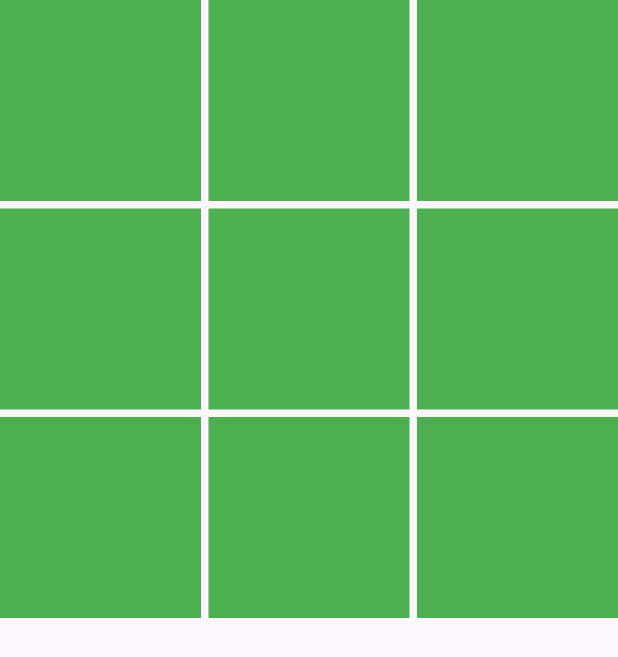
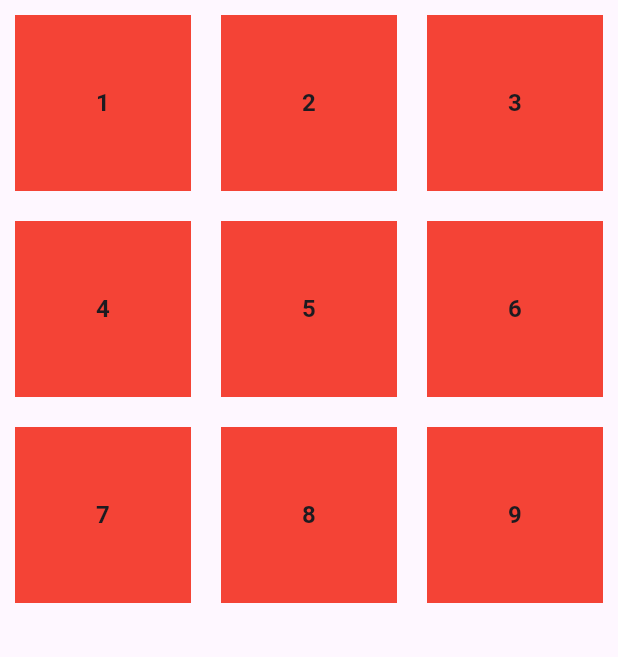
Before and after one commit to jahid-git/LearnFlutter, a Flutter app: the screen it shows after launch, on a phone screen of 412 x 824 dp. Shown: the top 657 px of the screen. Run offline on Flutter 3.47's test engine with Material 3 defaults, Android fonts, the phone set to English and light mode, and no system bars.

Commit message:
Add GridViewBuilderExample

```diff
--- a/lib/main.dart
+++ b/lib/main.dart
@@ -18,7 +18,8 @@
 
   @override
   Widget build(BuildContext context) {
-    return const Center(child: GridViewExample());
+    return const Center(child: GridViewBuilderExample(),);
+      //const Center(child: GridViewExample());
       // const Center(child: StackExample());
       //const ListViewPage();
     // return const Center(child: Column(
@@ -360,3 +361,41 @@
     );
   }
 }
+
+
+class GridViewBuilderExample extends StatefulWidget {
+  const GridViewBuilderExample({super.key});
+
+  @override
+  State<GridViewBuilderExample> createState() => _GridViewBuilderExampleState();
+}
+
+class _GridViewBuilderExampleState extends State<GridViewBuilderExample> {
+
+  List<int> items = [];
+
+  @override
+  void initState() {
+    for(int i = 1; i < 10;i++){
+      items.add(i);
+    }
+    super.initState();
+  }
+
+  @override
+  Widget build(BuildContext context) {
+    return GridView.builder(
+        itemCount: items.length,
+        gridDelegate: const SliverGridDelegateWithFixedCrossAxisCount(crossAxisCount: 3),
+        itemBuilder: (ctx, index){
+          return Padding(
+            padding: const EdgeInsets.all(10),
+            child: Container(
+              color: Colors.red,
+              child: Center(child: Text('${items.elementAt(index)}', style: const TextStyle(fontSize: 16, fontWeight: FontWeight.bold),)),
+            ),
+          );
+        }
+    );
+  }
+}
```
